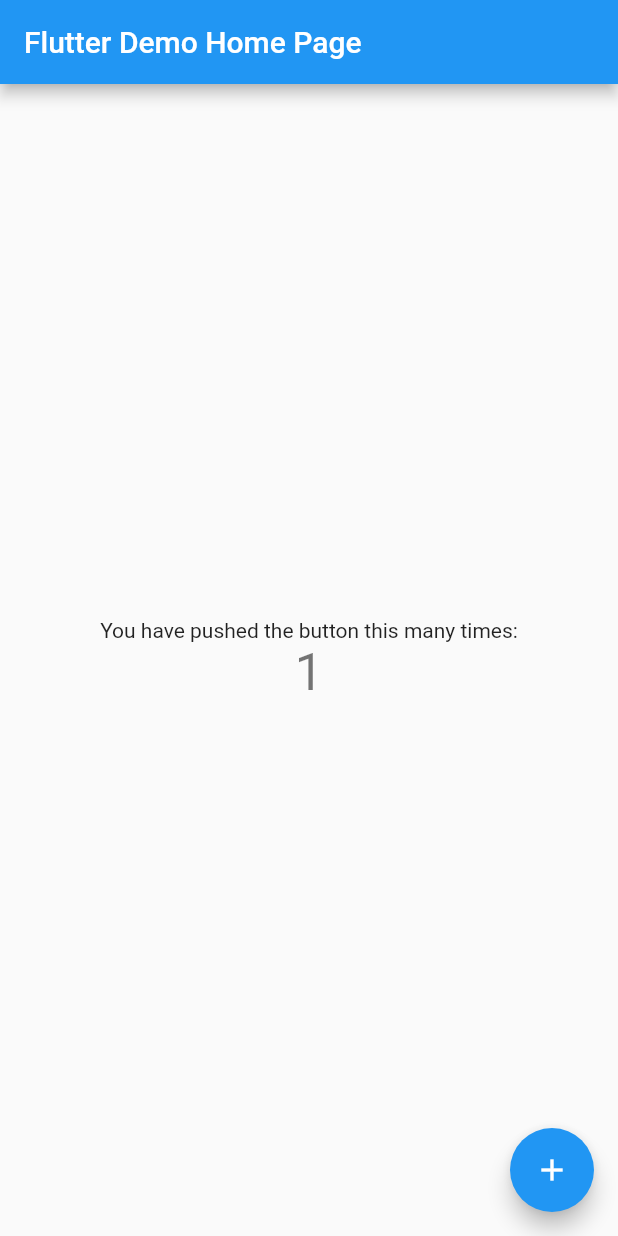
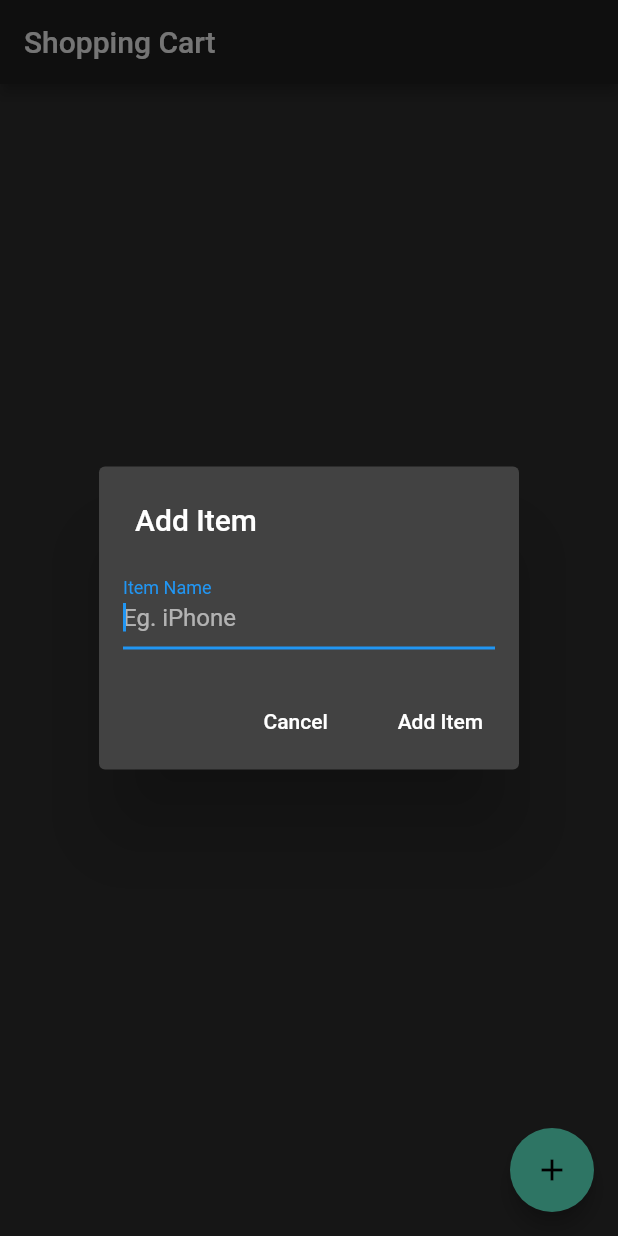
Before and after one commit to iamraajkanchan/shopping_cart, a Flutter app: the screen it shows after launch, after a tap on the "add" icon, on a phone screen of 412 x 824 dp. Run offline on Flutter 3.47's test engine with Material 2 defaults, Android fonts, the phone set to English and light mode, and no system bars; our stand-ins replace flutter_redux, redux.

Commit message:
Updated on 29th April 2021

```diff
--- /dev/null
+++ b/lib/add_item_dialog.dart
@@ -0,0 +1,59 @@
+import 'package:flutter/material.dart';
+import 'package:flutter_redux/flutter_redux.dart';
+import 'package:shopping_cart/model/cart_item.dart';
+import 'package:shopping_cart/redux/actions.dart';
+
+class AddItemDialog extends StatefulWidget {
+  @override
+  _AddItemDialogState createState() => _AddItemDialogState();
+}
+
+class _AddItemDialogState extends State<AddItemDialog> {
+  String itemName;
+  @override
+  Widget build(BuildContext context) {
+    return StoreConnector<List<CartItem>, OnItemAddedCallBack>(
+      converter: (store) => (itemName) => store
+          .dispatch(AddItemAction(CartItem(name: itemName, isChecked: false))),
+      builder: (context, callback) {
+        return AlertDialog(
+          title: Text('Add Item'),
+          contentPadding: EdgeInsets.all(16.0),
+          content: Row(
+            children: <Widget>[
+              Expanded(
+                child: TextField(
+                  autofocus: true,
+                  decoration: InputDecoration(
+                      labelText: 'Item Name', hintText: 'Eg. iPhone'),
+                  onChanged: (value) {
+                    setState(() {
+                      itemName = value;
+                    });
+                  },
+                ),
+              )
+            ],
+          ),
+          actions: <Widget>[
+            MaterialButton(
+              onPressed: () {
+                Navigator.of(context).pop();
+              },
+              child: Text('Cancel'),
+            ),
+            MaterialButton(
+              onPressed: () {
+                callback(itemName);
+                Navigator.of(context).pop();
+              },
+              child: Text('Add Item'),
+            ),
+          ],
+        );
+      },
+    );
+  }
+}
+
+typedef OnItemAddedCallBack = Function(String itemName);
--- a/lib/main.dart
+++ b/lib/main.dart
@@ -1,113 +1,27 @@
 import 'package:flutter/material.dart';
+import 'package:shopping_cart/model/cart_item.dart';
+import 'package:shopping_cart/redux/reducers.dart';
+import 'package:shopping_cart/shopping_cart.dart';
+import 'package:flutter_redux/flutter_redux.dart';
+import 'package:redux/redux.dart';
 
 void main() {
-  runApp(MyApp());
+  final store = Store<List<CartItem>>(cartItemsReducer, initialState: List());
+  runApp(ShoppingApp(store: store));
 }
 
-class MyApp extends StatelessWidget {
-  // This widget is the root of your application.
+class ShoppingApp extends StatelessWidget {
+  final Store<List<CartItem>> store;
+  ShoppingApp({Key key, this.store}) : super(key: key);
   @override
   Widget build(BuildContext context) {
-    return MaterialApp(
-      title: 'Flutter Demo',
-      theme: ThemeData(
-        // This is the theme of your application.
-        //
-        // Try running your application with "flutter run". You'll see the
-        // application has a blue toolbar. Then, without quitting the app, try
-        // changing the primarySwatch below to Colors.green and then invoke
-        // "hot reload" (press "r" in the console where you ran "flutter run",
-        // or simply save your changes to "hot reload" in a Flutter IDE).
-        // Notice that the counter didn't reset back to zero; the application
-        // is not restarted.
-        primarySwatch: Colors.blue,
+    return StoreProvider(
+      store: store,
+      child: MaterialApp(
+        theme: ThemeData.dark(),
+        debugShowCheckedModeBanner: false,
+        home: ShoppingCart(store: store),
       ),
-      home: MyHomePage(title: 'Flutter Demo Home Page'),
     );
   }
 }
-
-class MyHomePage extends StatefulWidget {
-  MyHomePage({Key key, this.title}) : super(key: key);
-
-  // This widget is the home page of your application. It is stateful, meaning
-  // that it has a State object (defined below) that contains fields that affect
-  // how it looks.
-
-  // This class is the configuration for the state. It holds the values (in this
-  // case the title) provided by the parent (in this case the App widget) and
-  // used by the build method of the State. Fields in a Widget subclass are
-  // always marked "final".
-
-  final String title;
-
-  @override
-  _MyHomePageState createState() => _MyHomePageState();
-}
-
-class _MyHomePageState extends State<MyHomePage> {
-  int _counter = 0;
-
-  void _incrementCounter() {
-    setState(() {
-      // This call to setState tells the Flutter framework that something has
-      // changed in this State, which causes it to rerun the build method below
-      // so that the display can reflect the updated values. If we changed
-      // _counter without calling setState(), then the build method would not be
-      // called again, and so nothing would appear to happen.
-      _counter++;
-    });
-  }
-
-  @override
-  Widget build(BuildContext context) {
-    // This method is rerun every time setState is called, for instance as done
-    // by the _incrementCounter method above.
-    //
-    // The Flutter framework has been optimized to make rerunning build methods
-    // fast, so that you can just rebuild anything that needs updating rather
-    // than having to individually change instances of widgets.
-    return Scaffold(
-      appBar: AppBar(
-        // Here we take the value from the MyHomePage object that was created by
-        // the App.build method, and use it to set our appbar title.
-        title: Text(widget.title),
-      ),
-      body: Center(
-        // Center is a layout widget. It takes a single child and positions it
-        // in the middle of the parent.
-        child: Column(
-          // Column is also a layout widget. It takes a list of children and
-          // arranges them vertically. By default, it sizes itself to fit its
-          // children horizontally, and tries to be as tall as its parent.
-          //
-          // Invoke "debug painting" (press "p" in the console, choose the
-          // "Toggle Debug Paint" action from the Flutter Inspector in Android
-          // Studio, or the "Toggle Debug Paint" command in Visual Studio Code)
-          // to see the wireframe for each widget.
-          //
-          // Column has various properties to control how it sizes itself and
-          // how it positions its children. Here we use mainAxisAlignment to
-          // center the children vertically; the main axis here is the vertical
-          // axis because Columns are vertical (the cross axis would be
-          // horizontal).
-          mainAxisAlignment: MainAxisAlignment.center,
-          children: <Widget>[
-            Text(
-              'You have pushed the button this many times:',
-            ),
-            Text(
-              '$_counter',
-              style: Theme.of(context).textTheme.headline4,
-            ),
-          ],
-        ),
-      ),
-      floatingActionButton: FloatingActionButton(
-        onPressed: _incrementCounter,
-        tooltip: 'Increment',
-        child: Icon(Icons.add),
-      ), // This trailing comma makes auto-formatting nicer for build methods.
-    );
-  }
-}
--- /dev/null
+++ b/lib/model/cart_item.dart
@@ -0,0 +1,12 @@
+import 'package:flutter/cupertino.dart';
+
+class CartItem {
+  String name;
+  bool isChecked;
+  CartItem({@required this.name, @required this.isChecked});
+
+  @override
+  String toString() {
+    return '$name : $isChecked';
+  }
+}
--- /dev/null
+++ b/lib/redux/actions.dart
@@ -0,0 +1,16 @@
+import 'package:shopping_cart/model/cart_item.dart';
+
+class AddItemAction {
+  final CartItem item;
+  AddItemAction(this.item);
+}
+
+class ToggleStateItemAction {
+  final CartItem item;
+  ToggleStateItemAction(this.item);
+}
+
+class DeleteItemAction {
+  final CartItem item;
+  DeleteItemAction(this.item);
+}
--- /dev/null
+++ b/lib/shopping_cart.dart
@@ -0,0 +1,28 @@
+import 'package:flutter/material.dart';
+import 'package:shopping_cart/add_item_dialog.dart';
+import 'package:shopping_cart/shopping_list.dart';
+import 'package:shopping_cart/model/cart_item.dart';
+import 'package:redux/redux.dart';
+
+class ShoppingCart extends StatelessWidget {
+  final Store<List<CartItem>> store;
+  const ShoppingCart({Key key, this.store}) : super(key: key);
+
+  @override
+  Widget build(BuildContext context) {
+    return Scaffold(
+      appBar: AppBar(
+        title: Text('Shopping Cart'),
+      ),
+      body: ShoppingList(),
+      floatingActionButton: FloatingActionButton(
+        onPressed: () => _openAddItemDialog(context),
+        child: Icon(Icons.add),
+      ),
+    );
+  }
+}
+
+_openAddItemDialog(BuildContext context) {
+  showDialog(context: context, builder: (context) => AddItemDialog());
+}
--- /dev/null
+++ b/lib/shopping_item.dart
@@ -0,0 +1,60 @@
+import 'package:flutter/material.dart';
+import 'package:flutter_redux/flutter_redux.dart';
+import 'package:shopping_cart/model/cart_item.dart';
+import 'package:shopping_cart/redux/actions.dart';
+
+class ShoppingItem extends StatefulWidget {
+  final CartItem item;
+  ShoppingItem({Key key, this.item}) : super(key: key);
+  @override
+  _ShoppingItemState createState() => _ShoppingItemState();
+}
+
+class _ShoppingItemState extends State<ShoppingItem> {
+  @override
+  Widget build(BuildContext context) {
+    return StoreConnector<List<CartItem>, OnItemDeleted>(
+      converter: (store) =>
+          (item) => store.dispatch(DeleteItemAction(widget.item)),
+      builder: (context, callback) {
+        return Dismissible(
+          key: Key(widget.item.name),
+          onDismissed: (_) {
+            setState(() {
+              callback(widget.item);
+            });
+          },
+          child: StoreConnector<List<CartItem>, OnToggleStateAction>(
+            converter: (store) =>
+                (item) => store.dispatch(ToggleStateItemAction(widget.item)),
+            builder: (context, callback) {
+              return ListTile(
+                title: Text(widget.item.name),
+                leading: Checkbox(
+                  value: widget.item.isChecked,
+                  onChanged: (value) {
+                    setState(() {
+                      callback(
+                          CartItem(name: widget.item.name, isChecked: value));
+                    });
+                  },
+                ),
+                trailing: IconButton(
+                  icon: Icon(Icons.delete),
+                  onPressed: () {
+                    setState(() {
+                      callback(widget.item);
+                    });
+                  },
+                ),
+              );
+            },
+          ),
+        );
+      },
+    );
+  }
+}
+
+typedef OnToggleStateAction = Function(CartItem item);
+typedef OnItemDeleted = Function(CartItem item);
--- /dev/null
+++ b/lib/shopping_list.dart
@@ -0,0 +1,21 @@
+import 'package:flutter/material.dart';
+import 'package:flutter_redux/flutter_redux.dart';
+import 'package:shopping_cart/model/cart_item.dart';
+import 'package:shopping_cart/shopping_item.dart';
+
+class ShoppingList extends StatelessWidget {
+  @override
+  Widget build(BuildContext context) {
+    return StoreConnector<List<CartItem>, List<CartItem>>(
+      converter: (store) => store.state,
+      builder: (context, list) {
+        return ListView.builder(
+          itemBuilder: (context, index) => ShoppingItem(
+            item: list[index],
+          ),
+          itemCount: list.length,
+        );
+      },
+    );
+  }
+}
--- a/pubspec.yaml
+++ b/pubspec.yaml
@@ -28,6 +28,8 @@ dependencies:
   # The following adds the Cupertino Icons font to your application.
   # Use with the CupertinoIcons class for iOS style icons.
   cupertino_icons: ^1.0.2
+  flutter_redux: ^0.8.2
+  redux: ^5.0.0
 
 dev_dependencies:
   flutter_test:
@@ -45,8 +47,8 @@ flutter:
   uses-material-design: true
 
   # To add assets to your application, add an assets section, like this:
-  # assets:
-  #   - images/a_dot_burr.jpeg
+  assets:
+    - assets/
   #   - images/a_dot_ham.jpeg
 
   # An image asset can refer to one or more resolution-specific "variants", see
```
Also changed, not shown: lib/redux/reducers.dart (added, +28 -0 lines), pubspec.lock, 6 other files.
